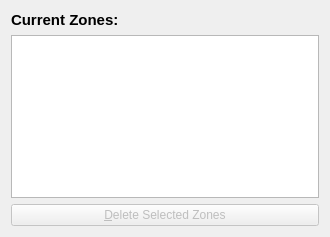
This is Modules/USUI/USNavigationUI/Qmitk/QmitkUSZoneManagementWidget.ui in MITK/MITK as Qt 5 draws it before an edit. The edited form follows.
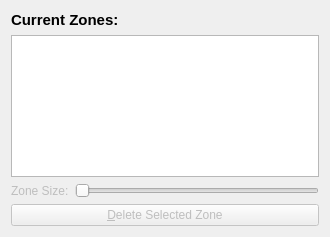
This is the edited form. Icons and pictures are not drawn.

Commit message: Abort state for zone interactor + slider for zone size moved outside the table.

```diff
--- a/Modules/USUI/USNavigationUI/Qmitk/QmitkUSZoneManagementWidget.ui
+++ b/Modules/USUI/USNavigationUI/Qmitk/QmitkUSZoneManagementWidget.ui
@@ -47,21 +47,44 @@
    <item>
     <layout class="QHBoxLayout" name="horizontalLayout_4">
      <item>
-      <widget class="QPushButton" name="DeleteZoneButton">
+      <widget class="QLabel" name="ZoneSizeLabel">
        <property name="enabled">
         <bool>false</bool>
        </property>
        <property name="text">
-        <string>&amp;Delete Selected Zones</string>
+        <string>Zone Size:</string>
        </property>
-       <property name="icon">
-        <iconset resource="../resources/USNavigationUI.qrc">
-         <normaloff>:/USNavigationUI/117.png</normaloff>:/USNavigationUI/117.png</iconset>
+      </widget>
+     </item>
+     <item>
+      <widget class="QSlider" name="ZoneSizeSlider">
+       <property name="enabled">
+        <bool>false</bool>
+       </property>
+       <property name="maximum">
+        <number>300</number>
+       </property>
+       <property name="orientation">
+        <enum>Qt::Horizontal</enum>
        </property>
       </widget>
      </item>
     </layout>
    </item>
+   <item>
+    <widget class="QPushButton" name="DeleteZoneButton">
+     <property name="enabled">
+      <bool>false</bool>
+     </property>
+     <property name="text">
+      <string>&amp;Delete Selected Zone</string>
+     </property>
+     <property name="icon">
+      <iconset resource="../resources/USNavigationUI.qrc">
+       <normaloff>:/USNavigationUI/117.png</normaloff>:/USNavigationUI/117.png</iconset>
+     </property>
+    </widget>
+   </item>
   </layout>
  </widget>
  <resources>
```
Left out of the diff: 25 changed lines with no effect on the pictures. The commit also changes 11 other files.
